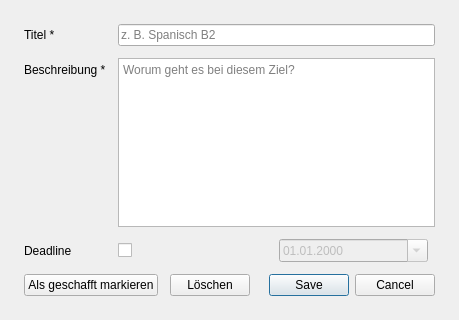
Before: the Qt Designer form resources/goal_dialog.ui in ItsDylan255/Skillbase, drawn with Qt 5.
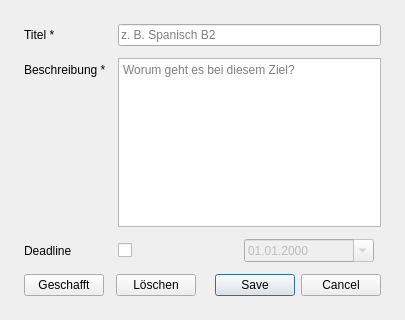
After: the same form once the commit is applied.

The edit to the form file:
```diff
--- a/resources/goal_dialog.ui
+++ b/resources/goal_dialog.ui
@@ -92,6 +92,12 @@
          <property name="enabled">
           <bool>false</bool>
          </property>
+         <property name="minimumSize">
+          <size>
+           <width>130</width>
+           <height>0</height>
+          </size>
+         </property>
          <property name="calendarPopup">
           <bool>true</bool>
          </property>
@@ -131,7 +137,7 @@
      <item>
       <widget class="QPushButton" name="statusButton">
        <property name="text">
-        <string>Als geschafft markieren</string>
+        <string>Geschafft</string>
        </property>
       </widget>
      </item>
```
